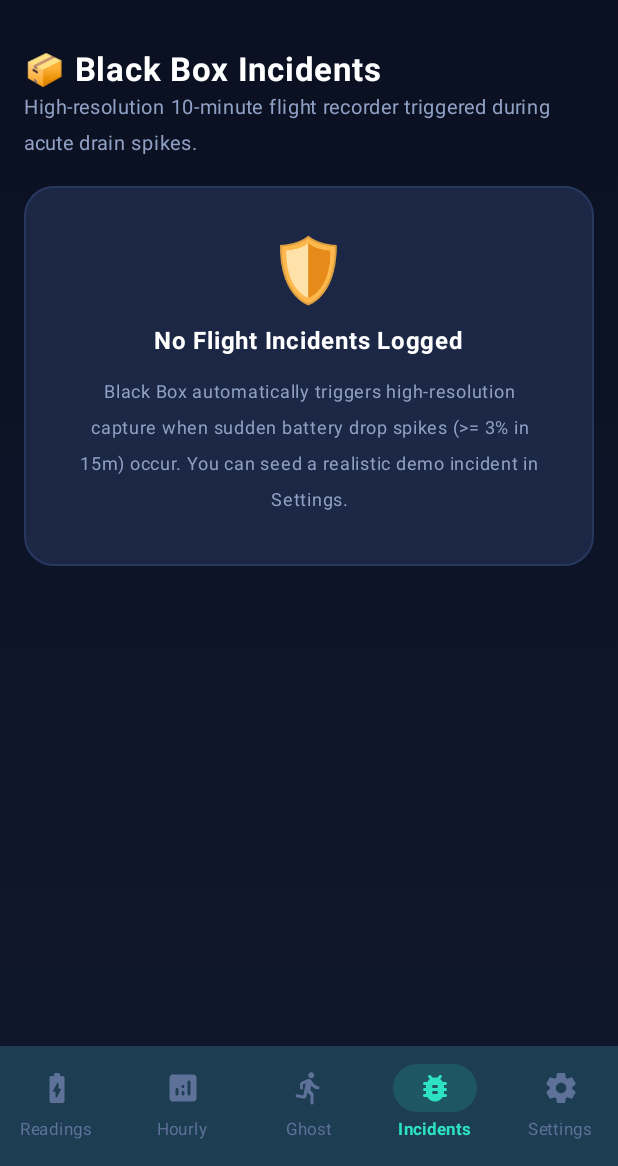
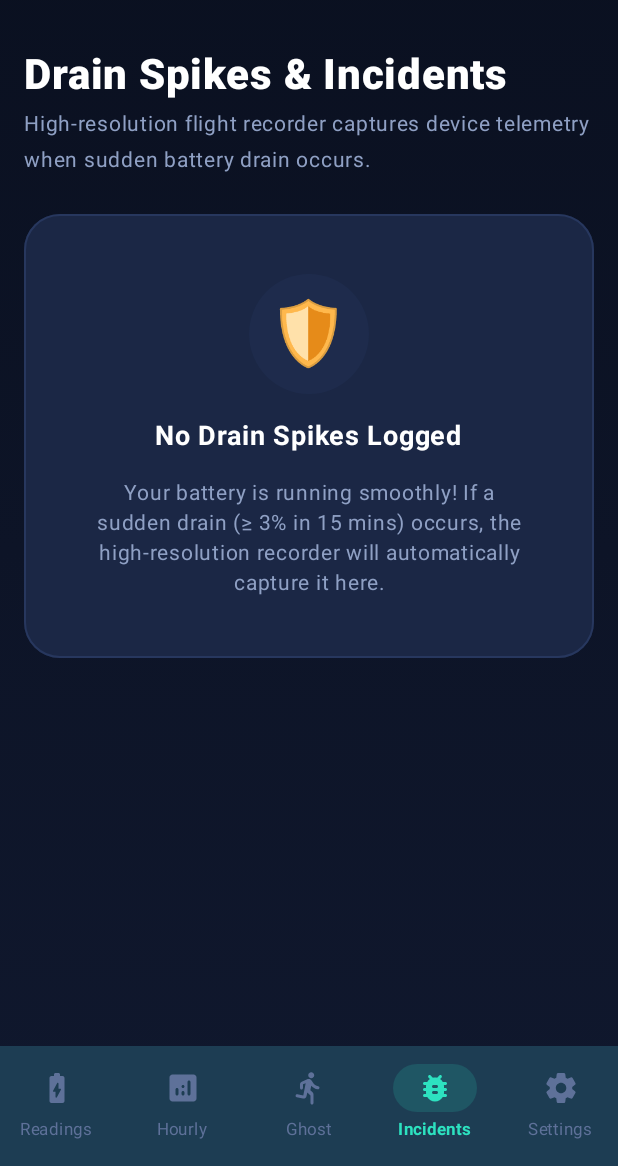
Before and after one commit to fiercefirefly07/battery-detective-app, an Android app built with Jetpack Compose: the screen it shows after launch (MainActivity), item 4 of the bottom bar chosen, on a phone screen of 412 x 824 dp, the part 70-1236 px from its top. Run offline under Robolectric (Android 15) with nearby library versions, the phone set to English and light mode, and no system bars; our stand-ins replace Room's generated code; 1 statement that could not run was skipped.

Commit message:
UI Polish: Improve Settings and Incidents Screen user friendliness

```diff
--- a/app/src/main/java/com/draindetective/ui/screens/IncidentsScreen.kt
+++ b/app/src/main/java/com/draindetective/ui/screens/IncidentsScreen.kt
@@ -71,17 +71,18 @@ fun IncidentsScreen(
         verticalArrangement = Arrangement.spacedBy(16.dp)
     ) {
         item {
-            Column {
+            Column(modifier = Modifier.padding(bottom = 8.dp)) {
                 Text(
-                    text = "📦 Black Box Incidents",
-                    fontSize = 22.sp,
-                    fontWeight = FontWeight.Bold,
+                    text = "Drain Spikes & Incidents",
+                    fontSize = 28.sp,
+                    fontWeight = FontWeight.ExtraBold,
                     color = TextPrimary
                 )
                 Text(
-                    text = "High-resolution 10-minute flight recorder triggered during acute drain spikes.",
+                    text = "High-resolution flight recorder captures device telemetry when sudden battery drain occurs.",
                     color = TextSecondary,
-                    fontSize = 13.sp
+                    fontSize = 14.sp,
+                    modifier = Modifier.padding(top = 4.dp)
                 )
             }
         }
@@ -136,27 +137,35 @@ fun IncidentsScreen(
                 Box(
                     modifier = Modifier
                         .fillMaxWidth()
-                        .background(CardElevated, RoundedCornerShape(20.dp))
-                        .border(1.dp, CardBorder, RoundedCornerShape(20.dp))
-                        .padding(32.dp),
+                        .background(CardElevated, RoundedCornerShape(24.dp))
+                        .border(1.dp, CardBorder, RoundedCornerShape(24.dp))
+                        .padding(40.dp),
                     contentAlignment = Alignment.Center
                 ) {
                     Column(
                         horizontalAlignment = Alignment.CenterHorizontally,
-                        verticalArrangement = Arrangement.spacedBy(10.dp)
+                        verticalArrangement = Arrangement.spacedBy(16.dp)
                     ) {
-                        Text("🛡️", fontSize = 42.sp)
+                        Box(
+                            modifier = Modifier
+                                .size(80.dp)
+                                .background(CardBorder.copy(alpha = 0.3f), RoundedCornerShape(40.dp)),
+                            contentAlignment = Alignment.Center
+                        ) {
+                            Text("🛡️", fontSize = 42.sp)
+                        }
                         Text(
-                            text = "No Flight Incidents Logged",
+                            text = "No Drain Spikes Logged",
                             color = TextPrimary,
-                            fontSize = 16.sp,
+                            fontSize = 18.sp,
                             fontWeight = FontWeight.Bold
                         )
                         Text(
-                            text = "Black Box automatically triggers high-resolution capture when sudden battery drop spikes (>= 3% in 15m) occur. You can seed a realistic demo incident in Settings.",
+                            text = "Your battery is running smoothly! If a sudden drain (≥ 3% in 15 mins) occurs, the high-resolution recorder will automatically capture it here.",
                             color = TextSecondary,
-                            fontSize = 12.sp,
-                            textAlign = TextAlign.Center
+                            fontSize = 14.sp,
+                            textAlign = TextAlign.Center,
+                            lineHeight = 20.sp
                         )
                     }
                 }
```
Also changed, not shown: app/src/main/java/com/draindetective/ui/screens/SettingsScreen.kt (+86 -105 lines).
